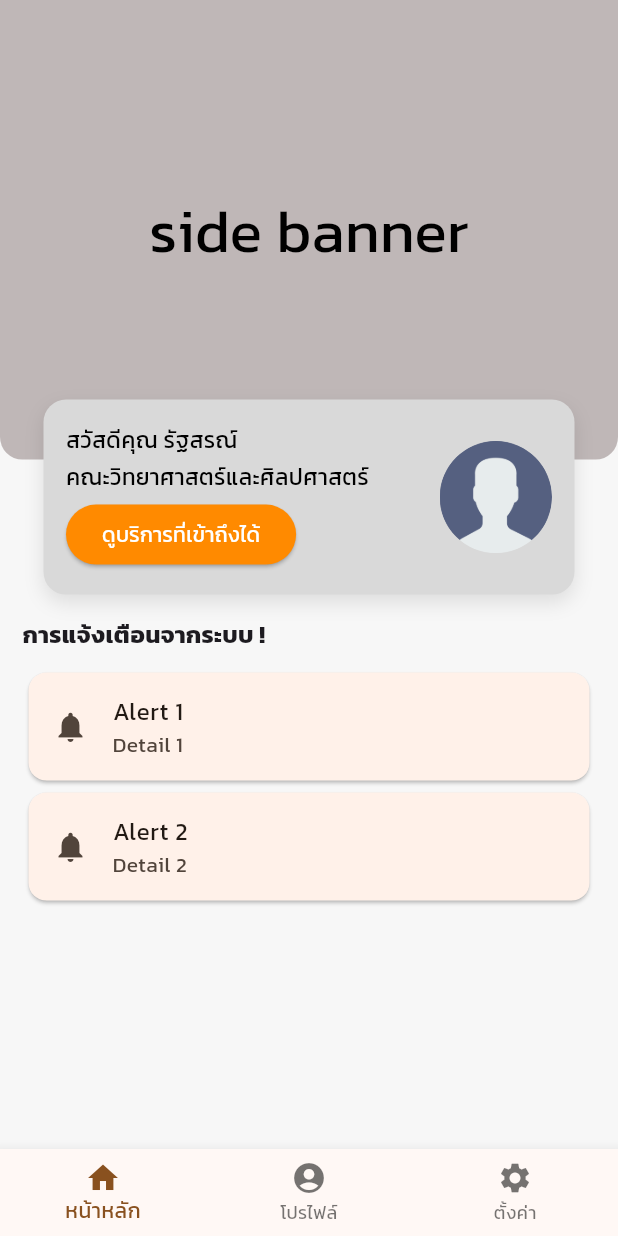
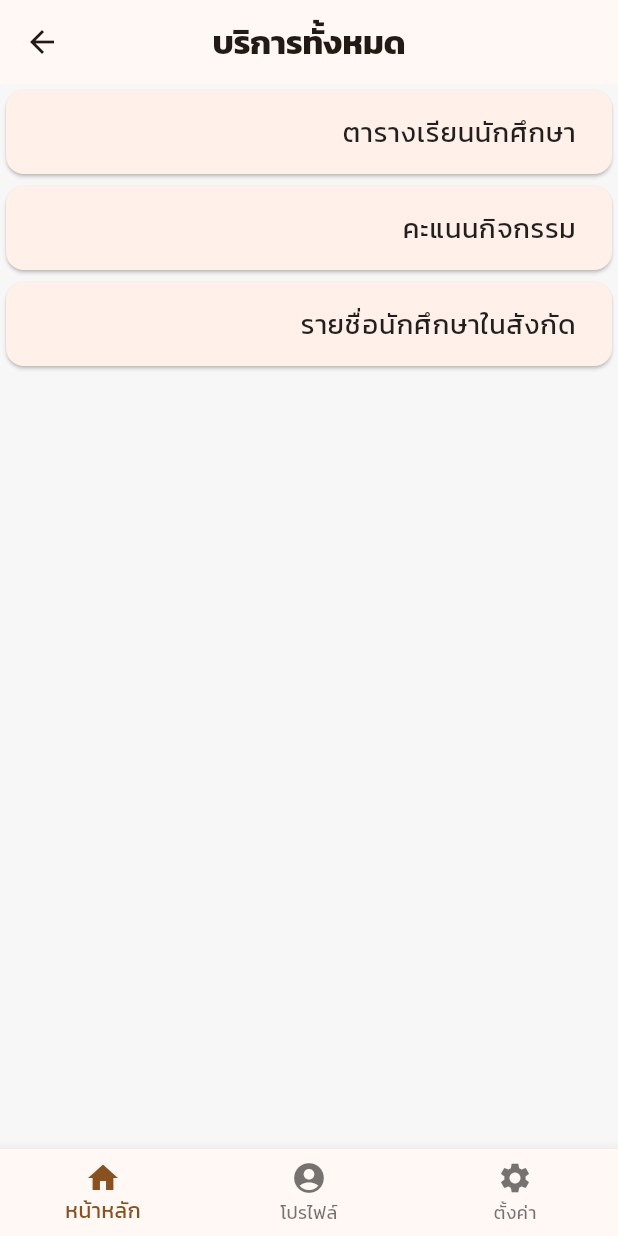
Before and after one commit to TdotShare/mb_rmuti_profile_demo, a Flutter app: the HomePage screen opened by its route, after a tap on "ดูบริการที่เข้าถึงได้", on a phone screen of 412 x 824 dp. Run offline on Flutter 3.47's test engine with Material 3 defaults, Android fonts, the light colour scheme and no system bars; our stand-ins replace barcode_widget, dio; network calls fail.

Commit message:
[edit] update

```diff
--- a/lib/features/auth/presentation/widgets/auth_applogo_widget.dart
+++ b/lib/features/auth/presentation/widgets/auth_applogo_widget.dart
@@ -1,4 +1,5 @@
 import 'package:flutter/material.dart';
+import 'dart:math'; // ต้อง Import math เพื่อใช้ min
 
 class AuthAppLogoWidget extends StatelessWidget {
   const AuthAppLogoWidget({super.key});
@@ -6,19 +7,27 @@ class AuthAppLogoWidget extends StatelessWidget {
   @override
   Widget build(BuildContext context) {
     final screenWidth = MediaQuery.of(context).size.width;
-    // ใช้ 55% ของความกว้างหน้าจอสำหรับขนาดของกล่องโลโก้ (ประมาณ 200-220px บนมือถือทั่วไป)
-    final double logoBoxSize = screenWidth * 0.55;
-    // ใช้ 75% ของขนาดกล่องสำหรับรูปโลโก้
+
+    // 1. กำหนดขนาดสูงสุดที่โลโก้ควรจะเป็นบนหน้าจอขนาดใหญ่
+    const double maxLogoSize = 250.0; // สามารถปรับได้ตามความเหมาะสม
+
+    // 2. คำนวณขนาดที่ต้องการ:
+    //    - ใช้ 55% ของความกว้างหน้าจอ (เหมือนเดิม)
+    //    - เลือกค่าที่น้อยที่สุดระหว่าง (55% ของหน้าจอ) กับ (ขนาดสูงสุด 250.0)
+    final double desiredLogoSize = screenWidth * 0.55;
+    final double logoBoxSize = min(desiredLogoSize, maxLogoSize);
+
+    // ใช้ 75% ของขนาดกล่องสำหรับรูปโลโก้ (ตามเดิม)
     final double imageSize = logoBoxSize * 0.75;
 
     return Column(
       children: [
-        SizedBox( // กำหนดขนาดเป็นสัดส่วน
+        SizedBox( // กำหนดขนาดเป็นสัดส่วน (แต่จำกัดสูงสุด)
           width: logoBoxSize,
           height: logoBoxSize,
           child: DecoratedBox(
             decoration: BoxDecoration(
-              borderRadius: BorderRadius.circular(logoBoxSize / 2), // ปรับรัศมีให้เป็นวงกลมตามขนาด
+              borderRadius: BorderRadius.circular(logoBoxSize / 2),
               gradient: const LinearGradient(
                 begin: Alignment.topCenter,
                 end: Alignment.bottomCenter,
--- a/lib/features/home/data/home_repository.dart
+++ b/lib/features/home/data/home_repository.dart
@@ -9,8 +9,8 @@ class HomeRepository {
     await Future.delayed(const Duration(seconds: 1)); // <--- เพิ่มบรรทัดนี้
 
     return [
-      HomeUserNotificationListModel(title: "Alert 1", detail: "Detail 1"),
-      HomeUserNotificationListModel(title: "Alert 2", detail: "Detail 2"),
+      HomeUserNotificationListModel(title: "แจ้งดำเนินการปิดปรับปรุง APP", detail: "เพื่อพัฒนาระบบให้ดียิ่งขึ้นจะทำการปิดปรับปรุง เวลา 20.00 น. วันที่ 9 ส.ค 68 เวลา 00.00 - 08.00 น."),
+      HomeUserNotificationListModel(title: "ดำเนินการแจ้งการเปิดพื้นที่", detail: "เมื่อวันที่ XX ส.ค 68 คุณได้ส่งคำขอเปิดพื้นที่ faculty-ait ทางทีมงานเครือข่ายได้ดำเนินการเรียบร้อย"),
     ];
   }
 
--- a/lib/features/home/home_controller.dart
+++ b/lib/features/home/home_controller.dart
@@ -1,13 +1,22 @@
+import 'package:flutter/material.dart';
 import 'package:mb_rmuti_profile_demo/features/home/data/home_repository.dart';
 import 'package:mb_rmuti_profile_demo/features/home/data/models/home_user_notification_list_model.dart';
+import 'package:mb_rmuti_profile_demo/routes/app_router.dart';
+import 'package:mb_rmuti_profile_demo/routes/service_access_router.dart';
 
 class HomeController {
   final HomeRepository _repository = HomeRepository();
 
   Future<List<HomeUserNotificationListModel>> getNotificationList() async {
-
     final notificationList = await _repository.getNotificationList();
     return notificationList;
+  }
 
+  // 🚀 แก้ไข: ให้เมธอดนี้รับ BuildContext เข้ามา
+  void btnServiceAccess(BuildContext context)
+  {
+    // ตอนนี้ AppRouter.push ก็จะสามารถใช้ context ที่ถูกส่งเข้ามาได้
+    AppRouter.push(context, ServiceAccessRouters.serviceAccess);
+    print("btnServiceAccess !");
   }
 }
--- a/lib/features/home/presentation/pages/home_page.dart
+++ b/lib/features/home/presentation/pages/home_page.dart
@@ -1,8 +1,10 @@
 // lib/features/home/presentation/home_page.dart
 import 'package:flutter/material.dart';
-import 'package:mb_rmuti_profile_demo/features/home/presentation/widgets/home_content_widget.dart';
+// ลบ HomeContentWidget, ServiceAccessPage ออก (ถูกจัดการใน HomeTabRouter)
 import 'package:mb_rmuti_profile_demo/features/profile/presentation/pages/profile_page.dart';
 import 'package:mb_rmuti_profile_demo/features/setting/presentation/pages/setting_page.dart';
+// 🚀 เพิ่ม HomeTabRouter เข้ามา
+import 'package:mb_rmuti_profile_demo/routes/home_tab_router.dart';
 
 /// หน้า Home หลักที่มี BottomNavigationBar คงอยู่ตลอด
 /// แต่ละ tab จะมี Navigator แยกของตัวเอง (preserve state)
@@ -24,28 +26,30 @@ class _HomePageState extends State<HomePage> {
     GlobalKey<NavigatorState>(), // Setting
   ];
 
+  // ❌ ลบ _homeRouteBuilder ออกไป
+
   // สร้าง list ของ widget navigator (Offstage approach)
   Widget _buildOffstageNavigator(int index) {
-    late Widget child;
+    // กำหนด RouteSettings และ Builder สำหรับแต่ละ Tab
+    const RouteSettings initialSettings = RouteSettings(name: '/');
+    RouteFactory routeFactory;
+
     if (index == 0) {
-      // **สำคัญ:** ห่อด้วย SafeArea เพื่อให้ HomeContentWidget ไม่ไปทับ StatusBar/BottomBar
-      child = SafeArea(
-        top: false, // อนุญาตให้ Banner ขึ้นไปถึง StatusBar (ถ้ามี)
-        child: HomeContentWidget(),
-      );
+      // 🚀 ใช้ HomeTabRouter.generateRoute สำหรับ Tab Home (Index 0)
+      routeFactory = HomeTabRouter.generateRoute;
     } else if (index == 1) {
-      child = const ProfilePage();
+      // สำหรับ Tab อื่นๆ ใช้ builder เดิม
+      routeFactory = (settings) => MaterialPageRoute(builder: (_) => const ProfilePage(), settings: settings);
     } else {
-      child = const SettingPage();
+      routeFactory = (settings) => MaterialPageRoute(builder: (_) => const SettingPage(), settings: settings);
     }
 
     return Offstage(
       offstage: _currentIndex != index,
       child: Navigator(
         key: _navigatorKeys[index],
-        onGenerateRoute: (RouteSettings settings) {
-          return MaterialPageRoute(builder: (_) => child, settings: settings);
-        },
+        initialRoute: initialSettings.name, // กำหนด Route เริ่มต้น '/'
+        onGenerateRoute: routeFactory, // ใช้งาน Route Factory ที่กำหนด
       ),
     );
   }
--- a/lib/features/home/presentation/widgets/home_content_widget.dart
+++ b/lib/features/home/presentation/widgets/home_content_widget.dart
@@ -8,6 +8,7 @@ import 'package:mb_rmuti_profile_demo/features/home/presentation/widgets/home_si
 import 'package:mb_rmuti_profile_demo/features/home/presentation/widgets/home_user_profile_card_widget.dart';
 
 class HomeContentWidget extends StatelessWidget {
+
   late final HomeController _controller = HomeController();
 
   @override
@@ -34,6 +35,7 @@ class HomeContentWidget extends StatelessWidget {
 
               // 2. Info Card (อยู่ด้านบน)
               HomeUserProfileCardWidget(
+                  btnServiceAccess: () => _controller.btnServiceAccess(context),
                   // overlapSize คือ Top ของ Card
                   overlapSize: bannerHeight - overlapDistance,
                   infoCardHeight: infoCardHeight),
--- a/lib/features/home/presentation/widgets/home_notif_section_widget.dart
+++ b/lib/features/home/presentation/widgets/home_notif_section_widget.dart
@@ -21,7 +21,7 @@ class HomeNotifSectionWidget extends StatelessWidget {
         crossAxisAlignment: CrossAxisAlignment.start,
         children: [
           const Text(
-            'การแจ้งเตือนจากระบบ !',
+            'การแจ้งเตือนจากระบบ',
             style: TextStyle(fontSize: 16, fontWeight: FontWeight.bold),
           ),
           const SizedBox(height: 10),
@@ -36,7 +36,7 @@ class HomeNotifSectionWidget extends StatelessWidget {
                 final notification = notifications[index];
                 return Card(
                   child: ListTile(
-                    leading: const Icon(Icons.notifications),
+                    leading: const Icon(Icons.info),
                     title: Text(notification.title),
                     subtitle: Text(notification.detail),
                     onTap: () {
--- a/lib/features/home/presentation/widgets/home_user_profile_card_widget.dart
+++ b/lib/features/home/presentation/widgets/home_user_profile_card_widget.dart
@@ -4,12 +4,13 @@ class HomeUserProfileCardWidget extends StatelessWidget {
 
   final double overlapSize;
   final double infoCardHeight;
+  final VoidCallback btnServiceAccess;
 
   const HomeUserProfileCardWidget({
         super.key,
         required this.overlapSize,
         required this.infoCardHeight,
-
+        required this.btnServiceAccess
       });
 
   @override
@@ -60,9 +61,7 @@ class HomeUserProfileCardWidget extends StatelessWidget {
                   ),
                   SizedBox(height: 4),
                   ElevatedButton(
-                    onPressed: () {
-                      print("ดูบริการที่เข้าถึงได้ถูกกด");
-                    },
+                    onPressed: btnServiceAccess,
                     child: const Text('ดูบริการที่เข้าถึงได้'),
                   )
                 ],
--- a/lib/features/profile/presentation/pages/profile_page.dart
+++ b/lib/features/profile/presentation/pages/profile_page.dart
@@ -85,6 +85,7 @@ class _ProfilePageState extends State<ProfilePage> {
   @override
   Widget build(BuildContext context) {
     final screenHeight = MediaQuery.of(context).size.height;
+    final screenWidth = MediaQuery.of(context).size.width;
     return Scaffold(
       backgroundColor: const Color(0xFFF7F7F7),
       appBar: AppBar(
@@ -103,12 +104,12 @@ class _ProfilePageState extends State<ProfilePage> {
               // 1. ส่วนบัตรนักศึกษา
               const ProfileInfoCardWidget(),
 
-              SizedBox(height: screenHeight * 0.10),
+              SizedBox(height: screenHeight * 0.05),
 
               // 2. ปุ่ม QRCODE และ BARCODE
-              Padding(
-                padding: const EdgeInsets.symmetric(horizontal: 25.0),
-                child: Column(
+              SizedBox(
+                width: screenWidth * 0.90,
+                 child: Column(
                   children: [
                     ProfileActionButonWidget(
                       title: 'QRCODE',
@@ -123,7 +124,7 @@ class _ProfilePageState extends State<ProfilePage> {
                     ),
                   ],
                 ),
-              ),
+              )
             ],
           ),
         ),
--- a/lib/features/profile/presentation/widgets/profile_info_card_widget.dart
+++ b/lib/features/profile/presentation/widgets/profile_info_card_widget.dart
@@ -3,6 +3,8 @@ import 'package:flutter/material.dart';
 
 
 class ProfileInfoCardWidget extends StatelessWidget {
+
+
   const ProfileInfoCardWidget({super.key});
 
   // Helper สำหรับสร้างคู่ของ Label และ Value
--- /dev/null
+++ b/lib/features/service_access/presentation/service_access_page.dart
@@ -0,0 +1,43 @@
+import 'package:flutter/material.dart';
+import 'package:mb_rmuti_profile_demo/features/service_access/widgets/service_access_item_label_widget.dart';
+
+
+class ServiceAccessPage extends StatefulWidget {
+  const ServiceAccessPage({super.key});
+
+  @override
+  State<ServiceAccessPage> createState() => _ServiceAccessPage();
+}
+
+class _ServiceAccessPage extends State<ServiceAccessPage> {
+  @override
+  Widget build(BuildContext context) {
+        return Scaffold(
+      backgroundColor: const Color(0xFFF7F7F7),
+      appBar: AppBar(
+        title: const Text(
+          'บริการทั้งหมด',
+          style: TextStyle(fontWeight: FontWeight.bold),
+        ),
+        centerTitle: true,
+      ),
+      body: SingleChildScrollView(
+        child: Center(
+          child: Column(
+            children: [
+                ServiceAccessItemLabelWidget(
+                  title: "ตารางเรียนนักศึกษา",
+                ),
+                ServiceAccessItemLabelWidget(
+                  title: "คะแนนกิจกรรม",
+                ),
+                ServiceAccessItemLabelWidget(
+                  title: "รายชื่อนักศึกษาในสังกัด",
+                )
+            ],
+          ),
+        ),
+      ),
+    );
+  }
+}
--- /dev/null
+++ b/lib/features/service_access/widgets/service_access_item_label_widget.dart
@@ -0,0 +1,54 @@
+// lib/widgets/service_access_item_label_widget.dart
+
+import 'package:flutter/material.dart';
+
+class ServiceAccessItemLabelWidget extends StatelessWidget {
+  final String title;
+  final Widget? trailing;
+  final VoidCallback? onTap;
+
+  final IconData? icon;
+  final Color iconColor;
+
+  const ServiceAccessItemLabelWidget({
+    super.key,
+    required this.title,
+    this.icon,
+    this.iconColor = Colors.grey,
+    this.trailing,
+    this.onTap,
+  });
+
+  @override
+  Widget build(BuildContext context) {
+    return Card(
+      // margin: EdgeInsets.zero, // สามารถลบ margin ของ Card ได้ถ้าต้องการชิดขอบ
+      child: ListTile(
+        // ⭐️ 1. ใช้ Icon/Leading (ถ้ามี) ⭐️
+        leading: icon != null
+            ? Icon(icon, color: iconColor)
+            : null,
+
+        // ⭐️ 2. ส่วนของ Title ที่ถูกแก้ไขให้ชิดขวา ⭐️
+        title: Row(
+          mainAxisAlignment: MainAxisAlignment.end, // จัดเรียง Widget ไปทางขวาสุด
+          children: [
+            // Text(title) จะอยู่ทางขวา
+            Text(
+              title,
+              style: const TextStyle(
+                fontSize: 18,
+                color: Colors.black87,
+              ),
+            ),
+          ],
+        ),
+
+        // ⭐️ 3. ส่วนของ Trailing (เช่น Arrow) ⭐️
+        trailing: trailing,
+
+        onTap: onTap,
+      ),
+    );
+  }
+}
--- a/lib/routes/app_router.dart
+++ b/lib/routes/app_router.dart
@@ -1,14 +1,19 @@
 // lib/routes/app_router.dart
 import 'package:flutter/material.dart';
 
+
+
 // นำเข้ารายการ route map ของแต่ละ feature
-import 'auth_router.dart';
+import 'package:mb_rmuti_profile_demo/routes/auth_router.dart';
+import 'package:mb_rmuti_profile_demo/routes/service_access_router.dart';
+
 
 /// รวม routes จากทุก router ย่อยเป็น map เดียว
 class AppRouter {
   // เก็บ map ของทั้งหมด
   static final Map<String, WidgetBuilder> _routes = {
     ...AuthRouter.routes,
+    ...ServiceAccessRouter.routes,
   };
 
   /// เรียกใช้จาก MaterialApp.onGenerateRoute
--- /dev/null
+++ b/lib/routes/home_tab_router.dart
@@ -0,0 +1,43 @@
+// lib/routes/home_tab_router.dart
+import 'package:flutter/material.dart';
+import 'package:mb_rmuti_profile_demo/features/home/presentation/widgets/home_content_widget.dart';
+import 'package:mb_rmuti_profile_demo/features/service_access/presentation/service_access_page.dart';
+import 'package:mb_rmuti_profile_demo/routes/service_access_router.dart'; // ใช้ ServiceAccessRouters
+
+class HomeTabRouter {
+  // Map ที่เก็บชื่อ Route (String) และ Widget Builder (Function)
+  static final Map<String, WidgetBuilder> routes = {
+
+    // 1. หน้าหลักของ Tab (Initial Route)
+    '/': (context) => SafeArea(
+        top: false,
+        child: HomeContentWidget(), // HomeContentWidget ไม่สามารถเป็น const ได้
+      ),
+
+    // 2. หน้าบริการทั้งหมด
+    // ใช้ชื่อ Route ที่กำหนดไว้ใน ServiceAccessRouters เพื่อความสอดคล้อง
+    ServiceAccessRouters.serviceAccess: (context) => const ServiceAccessPage(),
+
+    // 🚀 เพิ่มหน้าใหม่ๆ สำหรับ Tab Home ในอนาคตที่นี่
+    // '/new-page-in-home-tab': (context) => const NewPageInHomeTab(),
+  };
+
+  // เมธอดสำหรับสร้าง Route โดยเฉพาะ
+  static Route<dynamic> generateRoute(RouteSettings settings) {
+    // หา Builder Function จากชื่อ Route ที่ถูกส่งเข้ามา
+    final WidgetBuilder? builder = routes[settings.name];
+
+    if (builder != null) {
+      return MaterialPageRoute(
+        builder: builder,
+        settings: settings,
+      );
+    }
+
+    // ถ้าไม่พบ Route, ให้ Fallback กลับไปหน้าหลักของ Tab
+    return MaterialPageRoute(
+      builder: routes['/']!, // ใช้ Builder หน้าหลัก
+      settings: const RouteSettings(name: '/'),
+    );
+  }
+}
--- /dev/null
+++ b/lib/routes/service_access_router.dart
@@ -0,0 +1,15 @@
+import 'package:flutter/material.dart';
+import 'package:mb_rmuti_profile_demo/features/service_access/presentation/service_access_page.dart';
+
+
+class ServiceAccessRouters {
+  static const String serviceAccess = '/service-access';
+}
+
+
+/// Map ของ routes ที่เกี่ยวข้องกับ auth (WidgetBuilder)
+class ServiceAccessRouter {
+  static final Map<String, WidgetBuilder> routes = {
+    ServiceAccessRouters.serviceAccess: (_) => const ServiceAccessPage(),
+  };
+}
```
